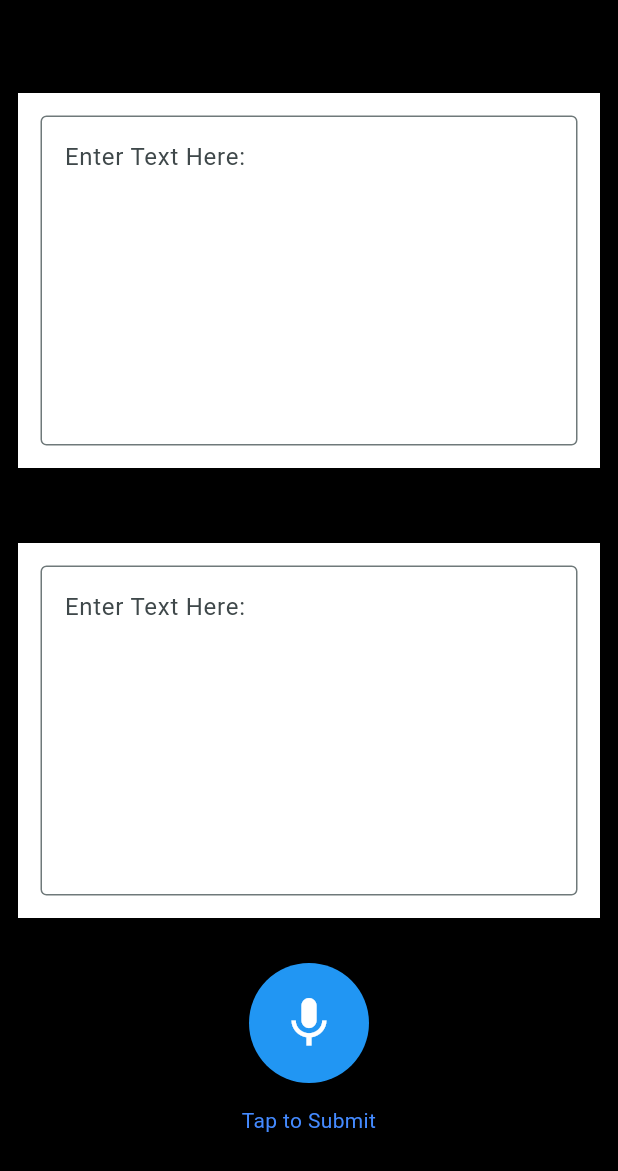
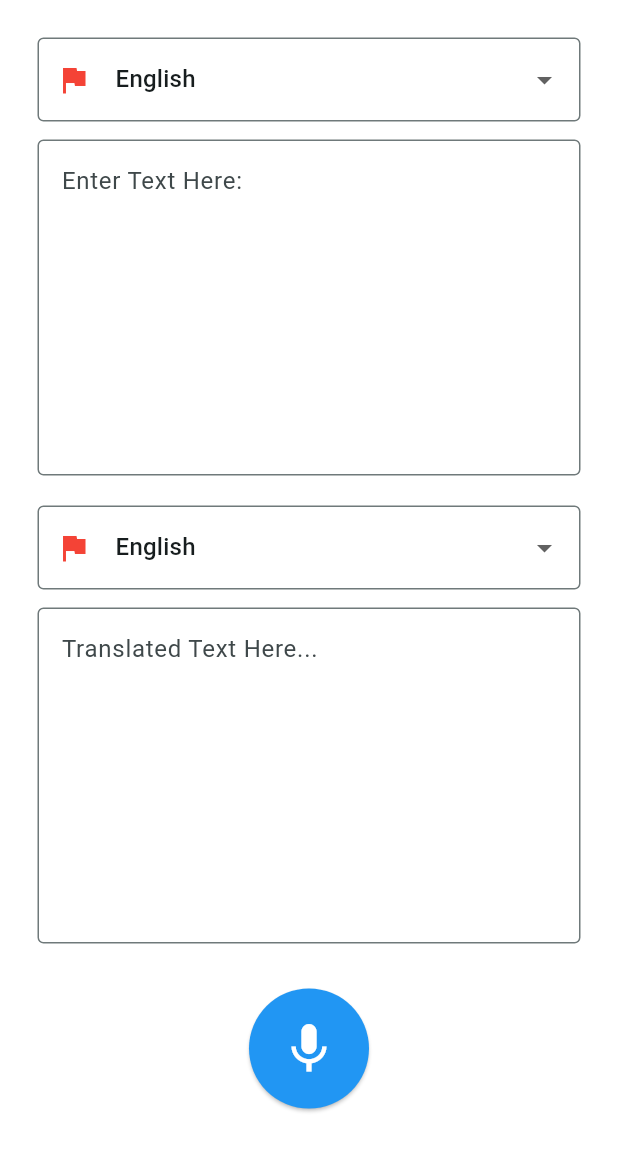
Before and after one commit to EEngineerLoki/flutter_languagetranslator, a Flutter app: the screen it shows after launch, on a phone screen of 412 x 824 dp. Shown: the top 1171 px of the screen. Run offline on Flutter 3.47's test engine with Material 3 defaults, Android fonts, the phone set to English and light mode, and no system bars.

Commit message:
updated UI with dropdown

```diff
--- a/lib/pages/homepage.dart
+++ b/lib/pages/homepage.dart
@@ -1,5 +1,6 @@
 import 'package:flutter/material.dart';
 import 'package:flutter_translator/util/dialogbox.dart';
+import 'package:flutter_translator/util/dropdown.dart';
 import 'package:flutter_translator/util/speakbutton.dart';
 
 class HomePage extends StatefulWidget {
@@ -10,35 +11,41 @@ class HomePage extends StatefulWidget {
 }
 
 class _HomePageState extends State<HomePage> {
+
+  final languages = ['English', 'French', 'German', 'Spanish'];
+  String selectedVal = 'English';
+
+  void selectedLanguage(val) {
+    setState(() {
+      selectedVal = val as String;
+    });
+  }
+
   @override
   Widget build(BuildContext context) {
     return Scaffold(
-      backgroundColor: Colors.black,
-      body: Padding(
-        padding: const EdgeInsets.all(12),
+      body: Container(
+        padding: const EdgeInsets.all(25),
+        color: Colors.white,
         child: ListView(
           children: [
-            const SizedBox(height: 50,),
-            Container(
-              color: Colors.white,
-              height: 250,
-              width: 380,
-              child: const Dialogbox(),
+            DropdownLanguage(
+              languages: languages,
+              value: selectedVal,
+              onChange: selectedLanguage,
             ),
-            const SizedBox(height: 50,)
-            ,
-            Container(
-              color: Colors.white,
-              height: 250,
-              width: 380,
-              child: const Dialogbox(),
+            const SizedBox(height: 12,),
+            const TextInputTranslate(),
+            const SizedBox(height: 20,),
+            DropdownLanguage(
+              languages: languages,
+              value: selectedVal,
+              onChange: selectedLanguage,
             ),
+            const SizedBox(height: 12,),
+            const TextOutputTranslate(),
             const SizedBox(height: 30,),
-            const SpeakButton(),
-            const SizedBox(height: 15,),
-            const Text('Tap to Submit',
-            style: TextStyle(color: Colors.blueAccent,),
-            textAlign: TextAlign.center,)
+            const SpeakButton()
           ],
         ),
       ),
--- a/lib/util/dialogbox.dart
+++ b/lib/util/dialogbox.dart
@@ -1,30 +1,34 @@
 import 'package:flutter/material.dart';
 
-class Dialogbox extends StatelessWidget {
-  const Dialogbox({super.key});
+class TextInputTranslate extends StatelessWidget {
+  const TextInputTranslate({super.key});
 
   @override
   Widget build(BuildContext context) {
-    return Padding(
-      padding: const EdgeInsets.all(15.0),
-      child: Column(
-        children: [
-          Expanded(
-            child: TextFormField(
-              maxLines: 20,
-              decoration: const InputDecoration(
-                border: OutlineInputBorder(
-                  borderSide: BorderSide(color: Colors.black)
-                ),
-                hintText: 'Enter Text Here',
-                hintStyle: TextStyle(color: Colors.black),
-                labelText: 'Enter Text Here:',
-                alignLabelWithHint: true
-              ),
-            ),
-          )
-        ],
+    return TextFormField(
+      decoration: const InputDecoration(
+        border: OutlineInputBorder(),
+        hintText: 'Enter Text Here...',
+        labelText: 'Enter Text Here:',
+        alignLabelWithHint: true
       ),
+      maxLines: 8,
     );
   }
 }
+
+class TextOutputTranslate extends StatelessWidget {
+  const TextOutputTranslate({super.key});
+
+  @override
+  Widget build(BuildContext context) {
+    return TextFormField(
+      decoration: const InputDecoration(
+        border: OutlineInputBorder(),
+        hintText: 'Translated Text Here...',
+        alignLabelWithHint: true
+      ),
+      maxLines: 8,
+    );
+  }
+}
--- /dev/null
+++ b/lib/util/dropdown.dart
@@ -0,0 +1,28 @@
+import 'package:flutter/material.dart';
+
+class DropdownLanguage extends StatelessWidget {
+  const DropdownLanguage({
+    super.key,
+    required this.languages,
+    required this.value,
+    required this.onChange});
+
+  final List languages;
+  final String value;
+  final Function(Object)? onChange;
+
+  @override
+  Widget build(BuildContext context) {
+    return DropdownButtonFormField(
+      value: value,
+      decoration: const InputDecoration(
+        border: OutlineInputBorder(),
+        prefixIcon: Icon(Icons.flag, color: Colors.red,)
+      ),
+      items: languages.map(
+        (e) => DropdownMenuItem(value: e, child: Text(e))
+      ).toList(),
+      onChanged: (context) => onChange,
+    );
+  }
+}
```
